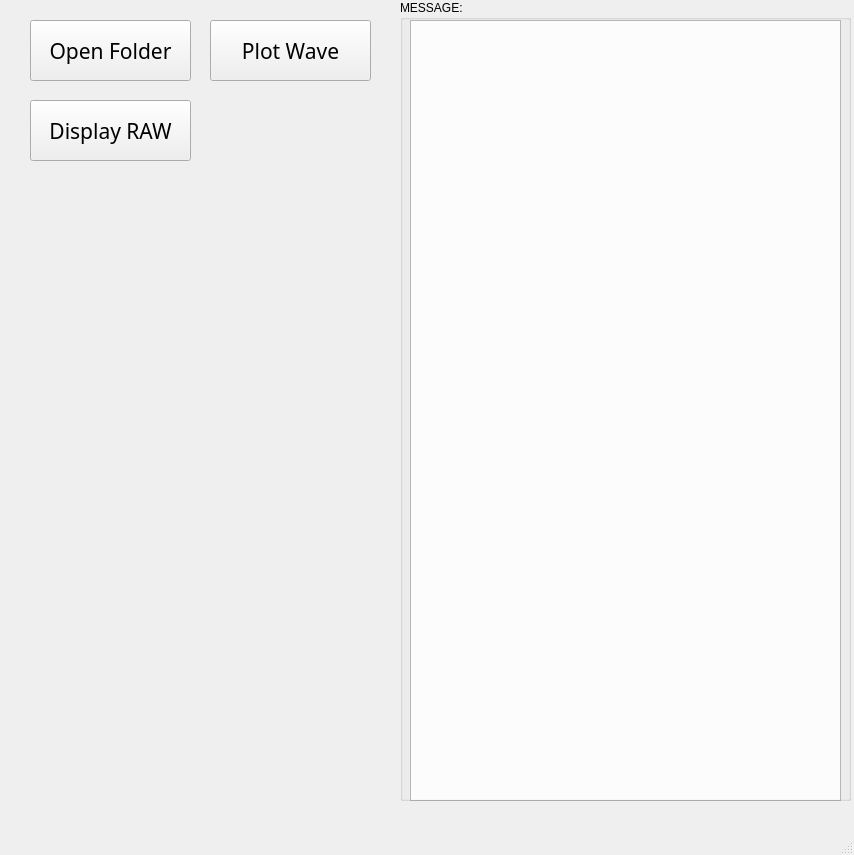
This is HandleRAW/HandleRAW_UI.ui in zhaojidong/HaiTuTool as Qt 5 draws it before an edit. The edited form follows.
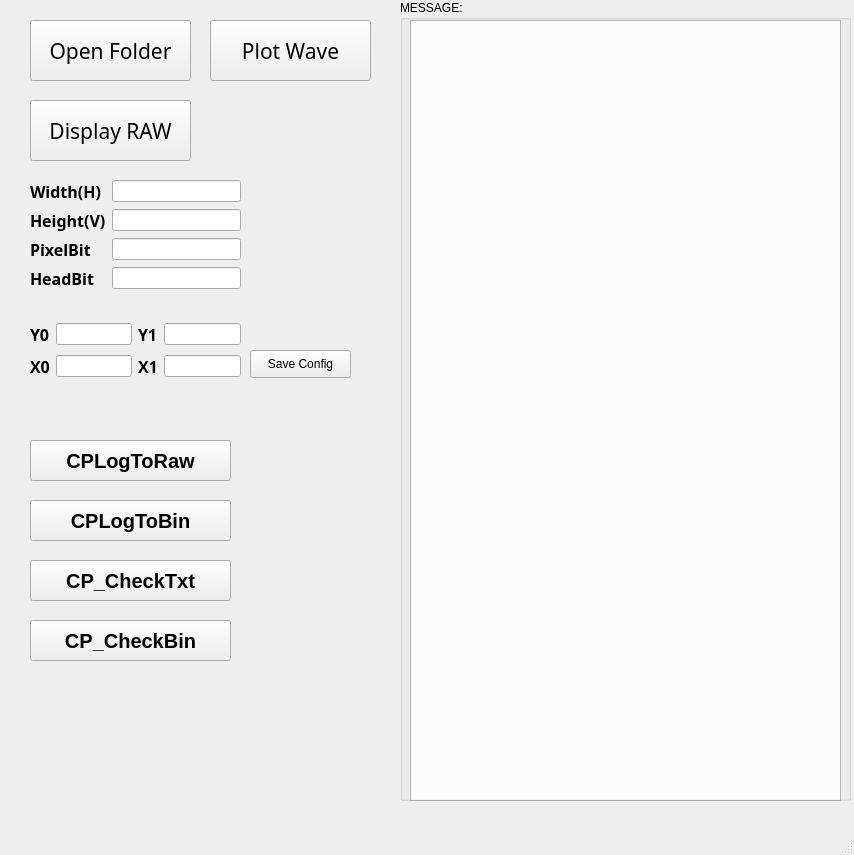
This is the edited form.

```diff
--- a/HandleRAW/HandleRAW_UI.ui
+++ b/HandleRAW/HandleRAW_UI.ui
@@ -112,6 +112,267 @@
      <string>MESSAGE:</string>
     </property>
    </widget>
+   <widget class="QWidget" name="layoutWidget">
+    <property name="geometry">
+     <rect>
+      <x>30</x>
+      <y>180</y>
+      <width>211</width>
+      <height>131</height>
+     </rect>
+    </property>
+    <layout class="QFormLayout" name="formLayout">
+     <item row="0" column="0">
+      <widget class="QLabel" name="label">
+       <property name="font">
+        <font>
+         <family>Adobe Devanagari</family>
+         <pointsize>12</pointsize>
+         <weight>75</weight>
+         <bold>true</bold>
+        </font>
+       </property>
+       <property name="text">
+        <string>Width(H)</string>
+       </property>
+      </widget>
+     </item>
+     <item row="0" column="1">
+      <widget class="QLineEdit" name="H_LineE"/>
+     </item>
+     <item row="1" column="0">
+      <widget class="QLabel" name="label_2">
+       <property name="font">
+        <font>
+         <family>Adobe Devanagari</family>
+         <pointsize>12</pointsize>
+         <weight>75</weight>
+         <bold>true</bold>
+        </font>
+       </property>
+       <property name="text">
+        <string>Height(V)</string>
+       </property>
+      </widget>
+     </item>
+     <item row="1" column="1">
+      <widget class="QLineEdit" name="V_LineE"/>
+     </item>
+     <item row="2" column="0">
+      <widget class="QLabel" name="label_3">
+       <property name="font">
+        <font>
+         <family>Adobe Devanagari</family>
+         <pointsize>12</pointsize>
+         <weight>75</weight>
+         <bold>true</bold>
+        </font>
+       </property>
+       <property name="text">
+        <string>PixelBit</string>
+       </property>
+      </widget>
+     </item>
+     <item row="2" column="1">
+      <widget class="QLineEdit" name="PB_LineE"/>
+     </item>
+     <item row="3" column="0">
+      <widget class="QLabel" name="label_4">
+       <property name="font">
+        <font>
+         <family>Adobe Devanagari</family>
+         <pointsize>12</pointsize>
+         <weight>75</weight>
+         <bold>true</bold>
+        </font>
+       </property>
+       <property name="text">
+        <string>HeadBit</string>
+       </property>
+      </widget>
+     </item>
+     <item row="3" column="1">
+      <widget class="QLineEdit" name="HB_LineE"/>
+     </item>
+    </layout>
+   </widget>
+   <widget class="QPushButton" name="btn_config">
+    <property name="geometry">
+     <rect>
+      <x>250</x>
+      <y>350</y>
+      <width>101</width>
+      <height>28</height>
+     </rect>
+    </property>
+    <property name="text">
+     <string>Save Config</string>
+    </property>
+   </widget>
+   <widget class="QWidget" name="layoutWidget">
+    <property name="geometry">
+     <rect>
+      <x>30</x>
+      <y>320</y>
+      <width>211</width>
+      <height>63</height>
+     </rect>
+    </property>
+    <layout class="QGridLayout" name="gridLayout">
+     <item row="1" column="0">
+      <widget class="QLabel" name="label_5">
+       <property name="font">
+        <font>
+         <family>Adobe Devanagari</family>
+         <pointsize>12</pointsize>
+         <weight>75</weight>
+         <bold>true</bold>
+        </font>
+       </property>
+       <property name="text">
+        <string>X0</string>
+       </property>
+      </widget>
+     </item>
+     <item row="0" column="0">
+      <widget class="QLabel" name="label_8">
+       <property name="font">
+        <font>
+         <family>Adobe Devanagari</family>
+         <pointsize>12</pointsize>
+         <weight>75</weight>
+         <bold>true</bold>
+        </font>
+       </property>
+       <property name="text">
+        <string>Y0</string>
+       </property>
+      </widget>
+     </item>
+     <item row="0" column="3">
+      <widget class="QLineEdit" name="H_LineE_4"/>
+     </item>
+     <item row="1" column="1">
+      <widget class="QLineEdit" name="H_LineE_2"/>
+     </item>
+     <item row="1" column="2">
+      <widget class="QLabel" name="label_6">
+       <property name="font">
+        <font>
+         <family>Adobe Devanagari</family>
+         <pointsize>12</pointsize>
+         <weight>75</weight>
+         <bold>true</bold>
+        </font>
+       </property>
+       <property name="text">
+        <string>X1</string>
+       </property>
+      </widget>
+     </item>
+     <item row="0" column="2">
+      <widget class="QLabel" name="label_7">
+       <property name="font">
+        <font>
+         <family>Adobe Devanagari</family>
+         <pointsize>12</pointsize>
+         <weight>75</weight>
+         <bold>true</bold>
+        </font>
+       </property>
+       <property name="text">
+        <string>Y1</string>
+       </property>
+      </widget>
+     </item>
+     <item row="0" column="1">
+      <widget class="QLineEdit" name="H_LineE_5"/>
+     </item>
+     <item row="1" column="3">
+      <widget class="QLineEdit" name="H_LineE_3"/>
+     </item>
+    </layout>
+   </widget>
+   <widget class="QPushButton" name="btn_Txt2Raw">
+    <property name="geometry">
+     <rect>
+      <x>30</x>
+      <y>440</y>
+      <width>201</width>
+      <height>41</height>
+     </rect>
+    </property>
+    <property name="font">
+     <font>
+      <pointsize>15</pointsize>
+      <weight>75</weight>
+      <bold>true</bold>
+     </font>
+    </property>
+    <property name="text">
+     <string>CPLogToRaw</string>
+    </property>
+   </widget>
+   <widget class="QPushButton" name="btn_Txt2Bin">
+    <property name="geometry">
+     <rect>
+      <x>30</x>
+      <y>500</y>
+      <width>201</width>
+      <height>41</height>
+     </rect>
+    </property>
+    <property name="font">
+     <font>
+      <pointsize>15</pointsize>
+      <weight>75</weight>
+      <bold>true</bold>
+     </font>
+    </property>
+    <property name="text">
+     <string>CPLogToBin</string>
+    </property>
+   </widget>
+   <widget class="QPushButton" name="btn_CheckPixel">
+    <property name="geometry">
+     <rect>
+      <x>30</x>
+      <y>560</y>
+      <width>201</width>
+      <height>41</height>
+     </rect>
+    </property>
+    <property name="font">
+     <font>
+      <pointsize>15</pointsize>
+      <weight>75</weight>
+      <bold>true</bold>
+     </font>
+    </property>
+    <property name="text">
+     <string>CP_CheckTxt</string>
+    </property>
+   </widget>
+   <widget class="QPushButton" name="btn_Bin2Check">
+    <property name="geometry">
+     <rect>
+      <x>30</x>
+      <y>620</y>
+      <width>201</width>
+      <height>41</height>
+     </rect>
+    </property>
+    <property name="font">
+     <font>
+      <pointsize>15</pointsize>
+      <weight>75</weight>
+      <bold>true</bold>
+     </font>
+    </property>
+    <property name="text">
+     <string>CP_CheckBin</string>
+    </property>
+   </widget>
   </widget>
   <widget class="QMenuBar" name="menubar">
    <property name="geometry">
```
